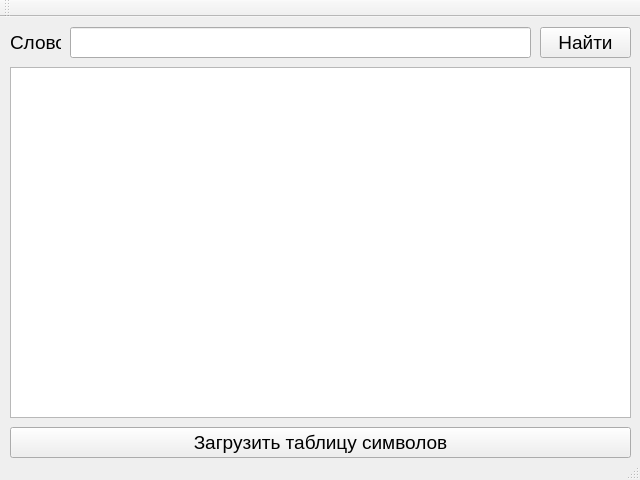
Above: mainwindow.ui from CodeAndMight/helloQt before the change. Below: the same form after it.
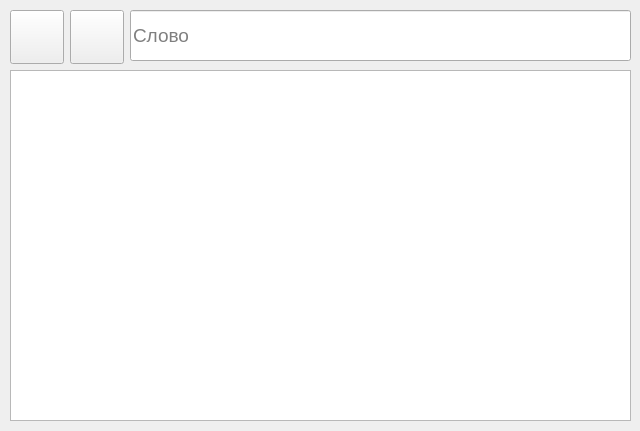
That is the form after the change. Icons and pictures are not drawn.

Diff of the .ui file:
```diff
--- a/mainwindow.ui
+++ b/mainwindow.ui
@@ -7,38 +7,20 @@
     <x>0</x>
     <y>0</y>
     <width>640</width>
-    <height>480</height>
+    <height>431</height>
    </rect>
   </property>
   <property name="windowTitle">
    <string>Поиск слова в таблице</string>
   </property>
   <widget class="QWidget" name="centralWidget">
-   <widget class="QLabel" name="wordLabel">
-    <property name="geometry">
-     <rect>
-      <x>10</x>
-      <y>10</y>
-      <width>51</width>
-      <height>31</height>
-     </rect>
-    </property>
-    <property name="font">
-     <font>
-      <pointsize>14</pointsize>
-     </font>
-    </property>
-    <property name="text">
-     <string>Слово</string>
-    </property>
-   </widget>
    <widget class="QLineEdit" name="wordLineEdit">
     <property name="geometry">
      <rect>
-      <x>70</x>
+      <x>130</x>
       <y>10</y>
-      <width>461</width>
-      <height>31</height>
+      <width>501</width>
+      <height>51</height>
      </rect>
     </property>
     <property name="font">
@@ -46,14 +28,17 @@
       <pointsize>14</pointsize>
      </font>
     </property>
+    <property name="placeholderText">
+     <string>Слово</string>
+    </property>
    </widget>
    <widget class="QPushButton" name="searchPushButton">
     <property name="geometry">
      <rect>
-      <x>540</x>
+      <x>70</x>
       <y>10</y>
-      <width>91</width>
-      <height>31</height>
+      <width>54</width>
+      <height>54</height>
      </rect>
     </property>
     <property name="font">
@@ -61,15 +46,22 @@
       <pointsize>14</pointsize>
      </font>
     </property>
-    <property name="text">
-     <string>Найти</string>
+    <property name="icon">
+     <iconset resource="Resources.qrc">
+      <normaloff>:/new/prefix1/icons/Search-icon.png</normaloff>:/new/prefix1/icons/Search-icon.png</iconset>
+    </property>
+    <property name="iconSize">
+     <size>
+      <width>48</width>
+      <height>48</height>
+     </size>
     </property>
    </widget>
    <widget class="QTableWidget" name="letterTableWidget">
     <property name="geometry">
      <rect>
       <x>10</x>
-      <y>50</y>
+      <y>70</y>
       <width>621</width>
       <height>351</height>
      </rect>
@@ -84,9 +76,9 @@
     <property name="geometry">
      <rect>
       <x>10</x>
-      <y>410</y>
-      <width>621</width>
-      <height>31</height>
+      <y>10</y>
+      <width>54</width>
+      <height>54</height>
      </rect>
     </property>
     <property name="font">
@@ -94,20 +86,18 @@
       <pointsize>14</pointsize>
      </font>
     </property>
-    <property name="text">
-     <string>Загрузить таблицу символов</string>
+    <property name="icon">
+     <iconset resource="Resources.qrc">
+      <normaloff>:/new/prefix1/icons/open-file-icon.png</normaloff>:/new/prefix1/icons/open-file-icon.png</iconset>
+    </property>
+    <property name="iconSize">
+     <size>
+      <width>48</width>
+      <height>48</height>
+     </size>
     </property>
    </widget>
   </widget>
-  <widget class="QToolBar" name="mainToolBar">
-   <attribute name="toolBarArea">
-    <enum>TopToolBarArea</enum>
-   </attribute>
-   <attribute name="toolBarBreak">
-    <bool>false</bool>
-   </attribute>
-  </widget>
-  <widget class="QStatusBar" name="statusBar"/>
  </widget>
  <layoutdefault spacing="6" margin="11"/>
  <resources/>
```
Left out of the diff: 4 changed lines with no effect on the pictures.
